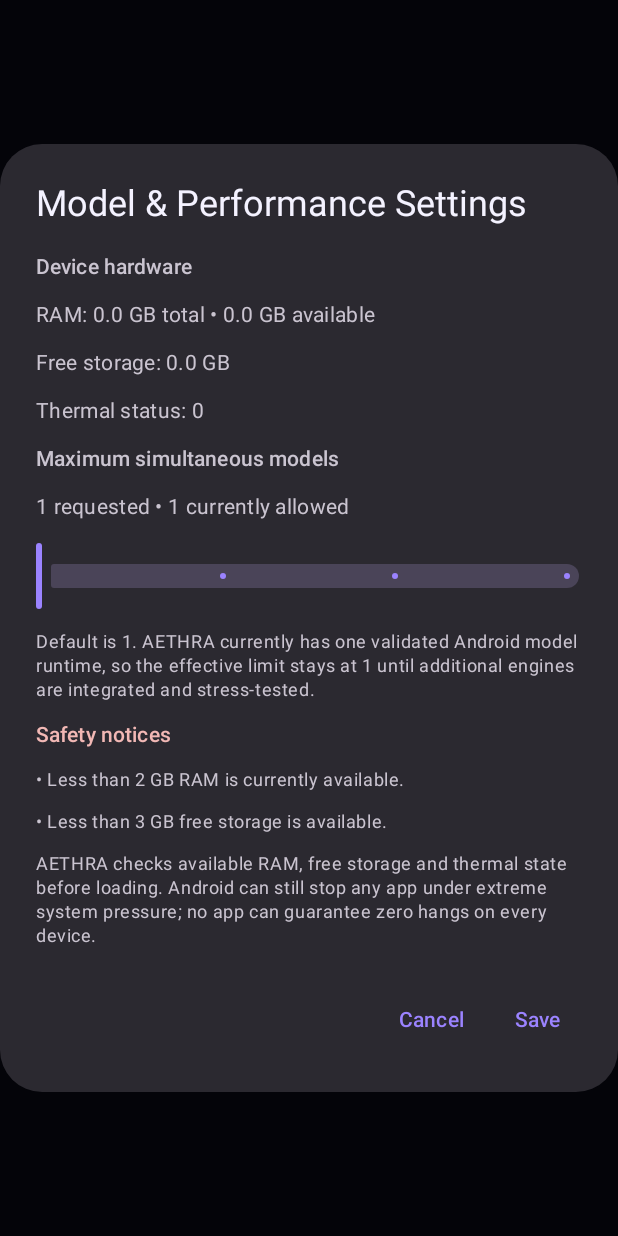
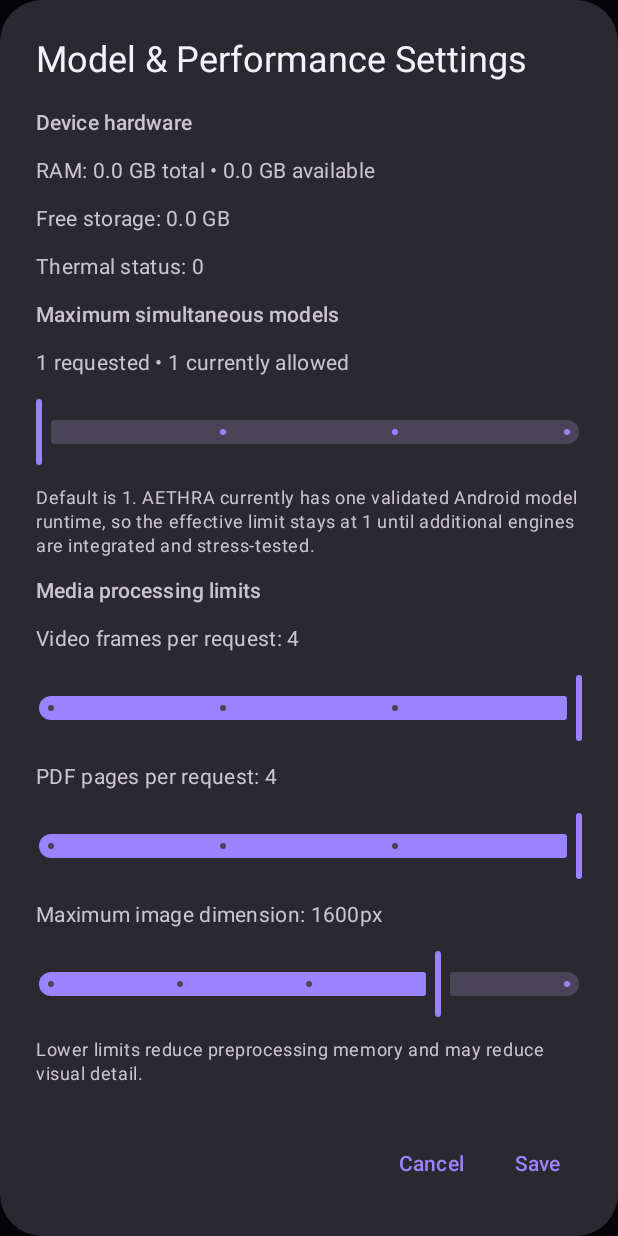
Before and after one commit to mb2638512-a11y/aethra-ai, an Android app built with Jetpack Compose: the composable ModelSettingsDialog shown on its own in the app's theme, after a tap on "Save", on a phone screen of 412 x 824 dp. Run offline under Robolectric (Android 15) with nearby library versions, the phone set to English and light mode, and no system bars; pictures from the network do not load; 4 statements that could not run were skipped.

Commit message:
feat: add customizable media preprocessing settings

```diff
--- a/app/src/main/java/ai/aethra/mobile/ModelSettingsDialog.kt
+++ b/app/src/main/java/ai/aethra/mobile/ModelSettingsDialog.kt
@@ -5,6 +5,8 @@ import androidx.compose.foundation.layout.Column
 import androidx.compose.foundation.layout.Row
 import androidx.compose.foundation.layout.fillMaxWidth
 import androidx.compose.foundation.layout.padding
+import androidx.compose.foundation.rememberScrollState
+import androidx.compose.foundation.verticalScroll
 import androidx.compose.material3.AlertDialog
 import androidx.compose.material3.MaterialTheme
 import androidx.compose.material3.Slider
@@ -22,6 +24,9 @@ fun ModelSettingsDialog(onDismiss: () -> Unit) {
     val context = LocalContext.current
     val initial = remember { ModelExecutionPolicy.requestedMaxModels(context) }
     val selected = remember { mutableIntStateOf(initial) }
+    val videoFrames = remember { mutableIntStateOf(MediaProcessingPreferences.maxVideoFrames(context)) }
+    val pdfPages = remember { mutableIntStateOf(MediaProcessingPreferences.maxPdfPages(context)) }
+    val imageDimension = remember { mutableIntStateOf(MediaProcessingPreferences.maxImageDimension(context)) }
     val device = remember { ModelExecutionPolicy.inspect(context) }
     val effective = minOf(selected.intValue, device.safeConcurrentLimit, 1)
 
@@ -29,7 +34,7 @@ fun ModelSettingsDialog(onDismiss: () -> Unit) {
         onDismissRequest = onDismiss,
         title = { Text("Model & Performance Settings") },
         text = {
-            Column(verticalArrangement = Arrangement.spacedBy(12.dp)) {
+            Column(Modifier.verticalScroll(rememberScrollState()), verticalArrangement = Arrangement.spacedBy(12.dp)) {
                 Text("Device hardware", style = MaterialTheme.typography.titleSmall)
                 Text("RAM: %.1f GB total • %.1f GB available".format(device.totalRamGb, device.availableRamGb))
                 Text("Free storage: %.1f GB".format(device.freeStorageGb))
@@ -46,6 +51,14 @@ fun ModelSettingsDialog(onDismiss: () -> Unit) {
                     "Default is 1. AETHRA currently has one validated Android model runtime, so the effective limit stays at 1 until additional engines are integrated and stress-tested.",
                     style = MaterialTheme.typography.bodySmall
                 )
+                Text("Media processing limits", style = MaterialTheme.typography.titleSmall)
+                Text("Video frames per request: ${videoFrames.intValue}")
+                Slider(value = videoFrames.intValue.toFloat(), onValueChange = { videoFrames.intValue = it.toInt().coerceIn(1, 4) }, valueRange = 1f..4f, steps = 2)
+                Text("PDF pages per request: ${pdfPages.intValue}")
+                Slider(value = pdfPages.intValue.toFloat(), onValueChange = { pdfPages.intValue = it.toInt().coerceIn(1, 4) }, valueRange = 1f..4f, steps = 2)
+                Text("Maximum image dimension: ${imageDimension.intValue}px")
+                Slider(value = imageDimension.intValue.toFloat(), onValueChange = { imageDimension.intValue = it.toInt().coerceIn(768, 2048) }, valueRange = 768f..2048f, steps = 3)
+                Text("Lower limits reduce preprocessing memory and may reduce visual detail.", style = MaterialTheme.typography.bodySmall)
                 if (device.warnings.isNotEmpty()) {
                     Text("Safety notices", style = MaterialTheme.typography.titleSmall, color = MaterialTheme.colorScheme.error)
                     device.warnings.forEach { Text("• $it", style = MaterialTheme.typography.bodySmall) }
@@ -59,6 +72,7 @@ fun ModelSettingsDialog(onDismiss: () -> Unit) {
         confirmButton = {
             TextButton(onClick = {
                 ModelExecutionPolicy.saveRequestedMaxModels(context, selected.intValue)
+                MediaProcessingPreferences.save(context, videoFrames.intValue, pdfPages.intValue, imageDimension.intValue)
                 onDismiss()
             }) { Text("Save") }
         },
```
